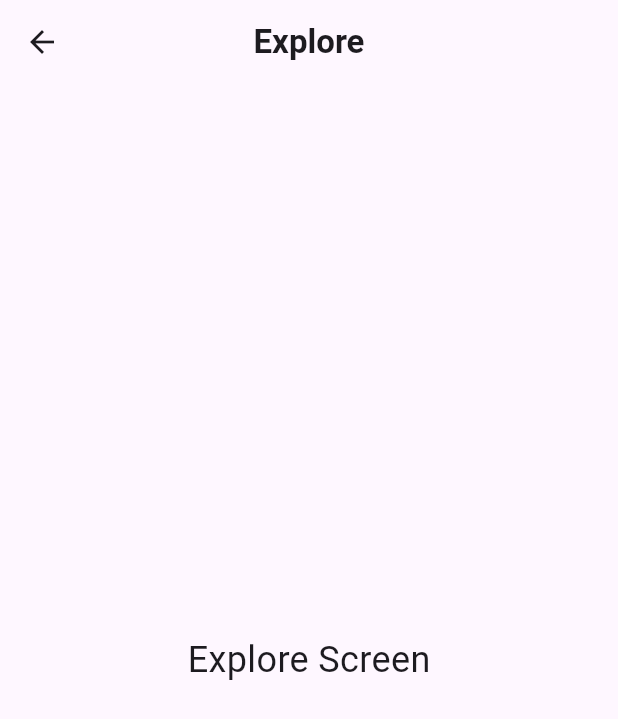
After one commit to kheanggg/recipe-app-flutter-E4-Nai_Mengkheang, a Flutter app: the ExploreScreen screen opened directly, on a phone screen of 412 x 824 dp. The commit adds this screen. Shown: the top 719 px of the screen. Run offline on Flutter 3.47's test engine with Material 3 defaults, Android fonts, the phone set to English and light mode, and no system bars.

Commit message:
All Feature Screens

```diff
--- /dev/null
+++ b/lib/feature/explore/ui/explore_screen.dart
@@ -0,0 +1,24 @@
+import 'package:flutter/material.dart';
+
+class ExploreScreen extends StatelessWidget {
+  const ExploreScreen({super.key});
+
+  @override
+  Widget build(BuildContext context) {
+    return Scaffold(
+      appBar: AppBar(
+        title: const Text(
+          'Explore',
+          style: TextStyle(fontWeight: FontWeight.bold),
+        ),
+        centerTitle: true,
+      ),
+      body: const Center(
+        child: Text(
+          'Explore Screen',
+          style: TextStyle(fontSize: 24),
+        ),
+      ),
+    );
+  }
+}
--- a/lib/main.dart
+++ b/lib/main.dart
@@ -1,4 +1,6 @@
 import 'package:flutter/material.dart';
+import 'feature/home/ui/home_screen.dart';
+
 
 void main() {
   runApp(const MyApp());
```
Also changed, not shown: lib/feature/favorite/ui/favorite_screen.dart (added, +24 -0 lines), lib/feature/home/ui/home_screen.dart (added, +24 -0 lines), lib/feature/meal/ui/meal_screen.dart (added, +24 -0 lines), lib/feature/onboarding/ui/onboarding_screen.dart (added, +24 -0 lines).
